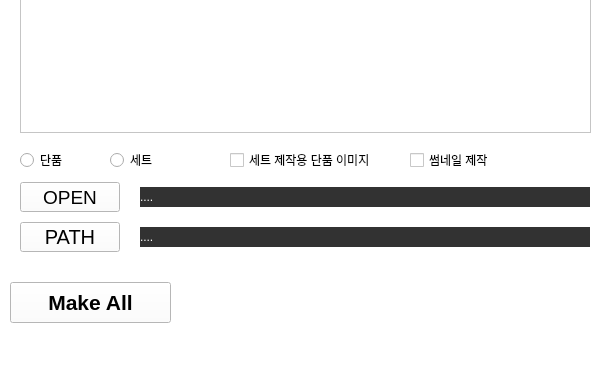
Before: the Qt Designer form 03_resource/ui_imageMaking.ui in suni1015/ImageMaking, drawn with Qt 5; both pictures show x 0 to 600 and y 348 to 723 of the 600 by 723 pixel window.
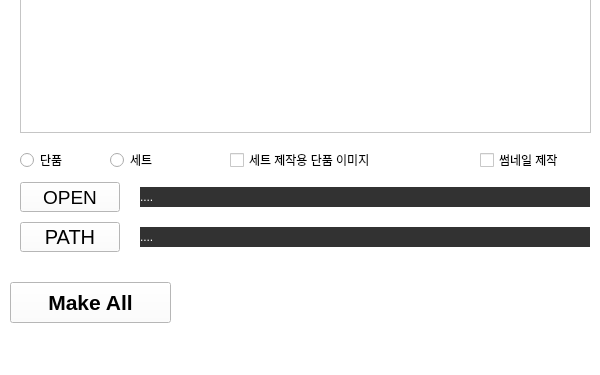
After: the same form once the commit is applied.

Commit message:
사이즈 일부 조정
사이즈 일부 조정

```diff
--- a/03_resource/ui_imageMaking.ui
+++ b/03_resource/ui_imageMaking.ui
@@ -251,7 +251,7 @@
      <rect>
       <x>230</x>
       <y>500</y>
-      <width>161</width>
+      <width>201</width>
       <height>16</height>
      </rect>
     </property>
@@ -262,9 +262,9 @@
    <widget class="QCheckBox" name="check_thumb">
     <property name="geometry">
      <rect>
-      <x>410</x>
+      <x>480</x>
       <y>500</y>
-      <width>161</width>
+      <width>111</width>
       <height>16</height>
      </rect>
     </property>
```
Left out of the diff: 2 changed lines with no effect on the pictures.
